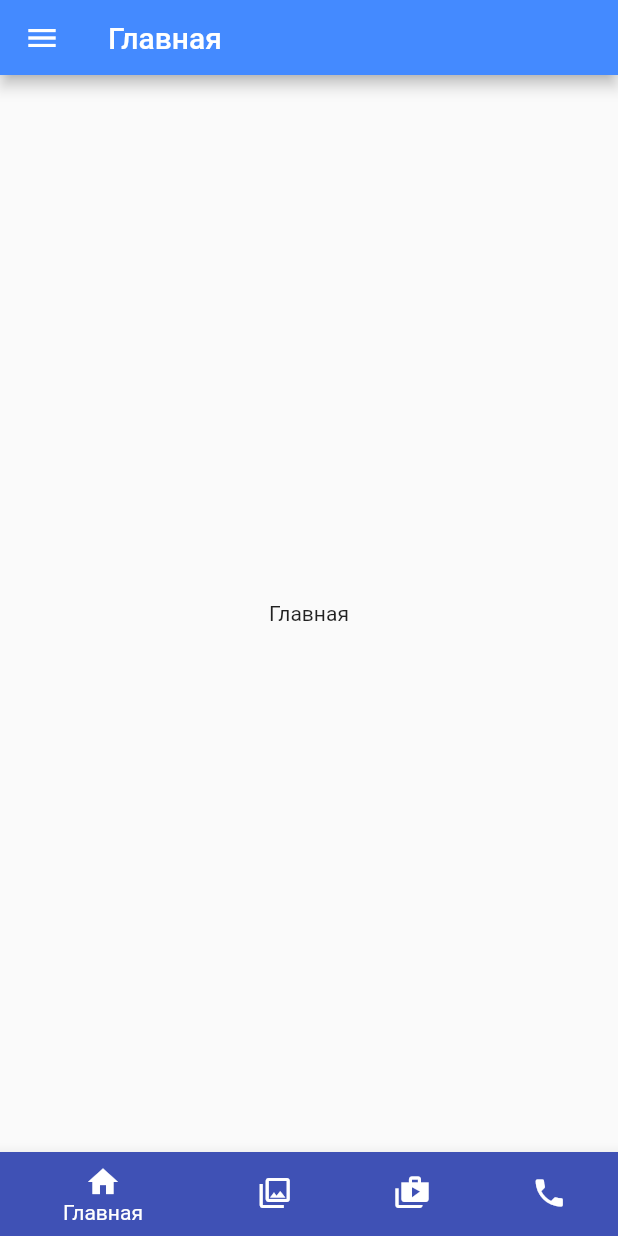
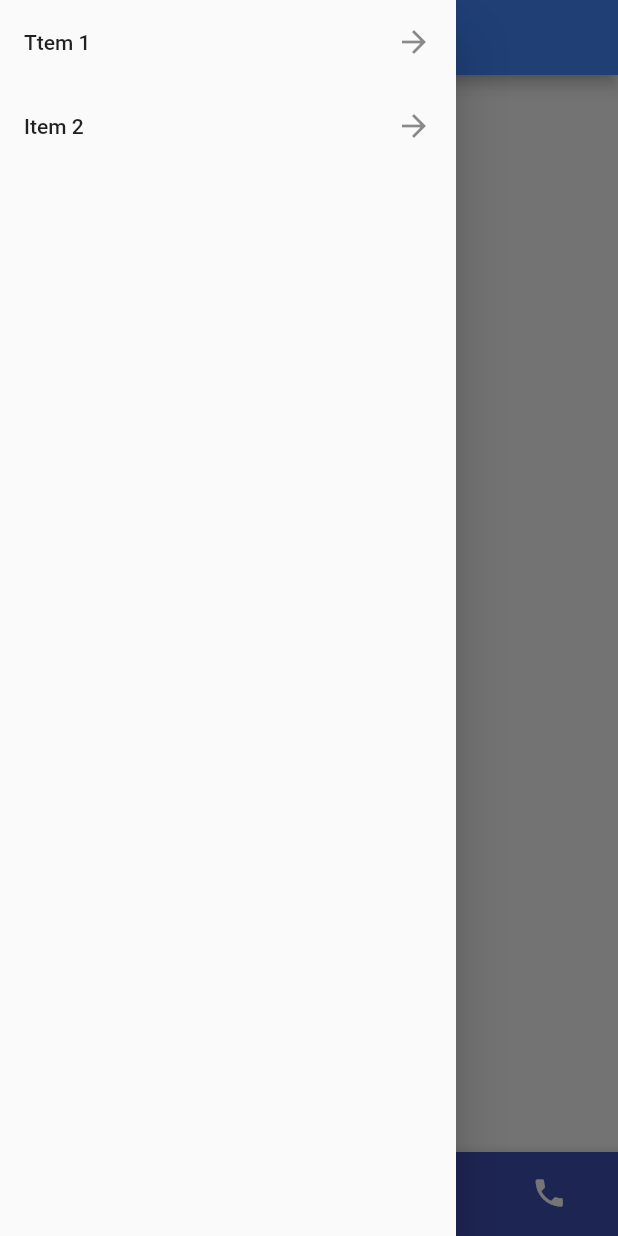
Before and after one commit to bsh04/barbershop, a Flutter app: the HomePage screen opened by its route, with the side drawer open (before the commit the screen has no drawer), on a phone screen of 412 x 824 dp. Run offline on Flutter 3.47's test engine with Material 2 defaults, Android fonts, the phone set to English and light mode, and no system bars; our stand-ins replace equatable, firebase_auth, flutter_bloc; accounts and stored records are empty.

Commit message:
added drawer (left menu)

```diff
--- a/lib/screens/home/home.dart
+++ b/lib/screens/home/home.dart
@@ -1,6 +1,7 @@
-import 'package:firebaseauthproject/widgets/BottomItems.dart';
+import 'package:firebaseauthproject/widgets/bottom_items.dart';
 import 'package:firebaseauthproject/widgets/app_bar.dart';
-import 'package:firebaseauthproject/widgets/bottomTabNavigator.dart';
+import 'package:firebaseauthproject/widgets/bottom_tab_navigator.dart';
+import 'package:firebaseauthproject/widgets/custom_drawer.dart';
 import 'package:flutter/material.dart';
 
 class HomePage extends StatefulWidget {
@@ -10,32 +11,18 @@ class HomePage extends StatefulWidget {
   }
 }
 
-class _HomeState extends State<HomePage> with TickerProviderStateMixin<HomePage> {
-  int _currentIndex = 0;
+class _HomeState extends State<HomePage> {
 
   @override
 
   Widget build(BuildContext context) {
     return Scaffold(
+      drawer: CustomDrawer(),
       appBar: CustomAppBar('Главная', true),
       body: Center(
         child: Text('Главная'),
       ),
-      bottomNavigationBar: BottomNavigationBar(
-        currentIndex: _currentIndex,
-        onTap: (int index) {
-          print(_currentIndex);
-          setState(() {
-            _currentIndex = index;
-          });
-        },
-        items: allDestinations.map((Destination destination) {
-          return BottomNavigationBarItem(
-              icon: Icon(destination.icon),
-              backgroundColor: destination.color,
-              title: Text(destination.title));
-        }).toList(),
-      ),
+      bottomNavigationBar: CustomBottomTabNavigator()
     );
   }
 }
--- a/lib/widgets/BottomItems.dart
+++ b/lib/widgets/bottom_items.dart
@@ -2,6 +2,7 @@ import 'package:flutter/material.dart';
 
 class Destination {
   const Destination(this.title, this.icon, this.color);
+
   final String title;
   final IconData icon;
   final MaterialColor color;
@@ -15,7 +16,7 @@ const List<Destination> allDestinations = <Destination>[
 ];
 
 class DestinationView extends StatefulWidget {
-  const DestinationView({ Key key, this.destination }) : super(key: key);
+  const DestinationView({Key key, this.destination}) : super(key: key);
 
   final Destination destination;
 
--- a/lib/widgets/bottomTabNavigator.dart
+++ b/lib/widgets/bottom_tab_navigator.dart
@@ -1,6 +1,6 @@
 import 'package:flutter/material.dart';
 
-import 'BottomItems.dart';
+import 'bottom_items.dart';
 
 class CustomBottomTabNavigator extends StatefulWidget {
   const CustomBottomTabNavigator({Key key}) : super(key: key);
@@ -10,13 +10,19 @@ class CustomBottomTabNavigator extends StatefulWidget {
 }
 
 class _MyTabbedPageState extends State<CustomBottomTabNavigator> {
+  int _currentIndex = 0;
   @override
   Widget build(BuildContext context) {
-    int _currentIndex = 0;
 
-    return Scaffold(
-      bottomNavigationBar: BottomNavigationBar(
+    return BottomAppBar(
+      child: BottomNavigationBar(
         currentIndex: _currentIndex,
+        onTap: (int index) {
+          print(_currentIndex);
+          setState(() {
+            _currentIndex = index;
+          });
+        },
         items: allDestinations.map((Destination destination) {
           return BottomNavigationBarItem(
               icon: Icon(destination.icon),
--- /dev/null
+++ b/lib/widgets/custom_drawer.dart
@@ -0,0 +1,21 @@
+import 'package:flutter/material.dart';
+
+class CustomDrawer extends StatelessWidget {
+  @override
+  Widget build(BuildContext context) {
+    return Drawer(
+      child: ListView(
+        children: <Widget>[
+          ListTile(
+            title: Text("Ttem 1"),
+            trailing: Icon(Icons.arrow_forward),
+          ),
+          ListTile(
+            title: Text("Item 2"),
+            trailing: Icon(Icons.arrow_forward),
+          ),
+        ],
+      ),
+    );
+  }
+}
```
